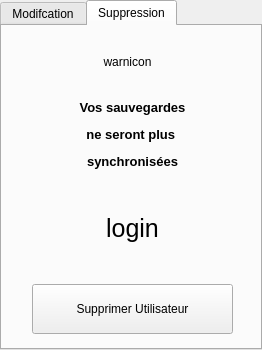
This is src/views/forms/userformdialog.ui in LP-ACPI/VerrouYEAH as Qt 5 draws it before an edit. The edited form follows.
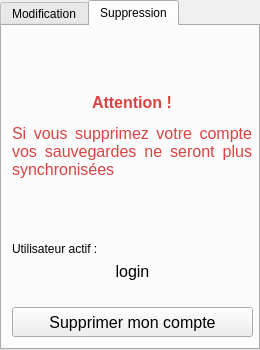
This is the edited form. The open tabs and pages were chosen to show the change.

```diff
--- a/src/views/forms/userformdialog.ui
+++ b/src/views/forms/userformdialog.ui
@@ -6,19 +6,19 @@
    <rect>
     <x>0</x>
     <y>0</y>
-    <width>262</width>
+    <width>260</width>
     <height>350</height>
    </rect>
   </property>
   <property name="minimumSize">
    <size>
-    <width>262</width>
+    <width>260</width>
     <height>350</height>
    </size>
   </property>
   <property name="maximumSize">
    <size>
-    <width>262</width>
+    <width>260</width>
     <height>350</height>
    </size>
   </property>
@@ -33,19 +33,25 @@
     <rect>
      <x>0</x>
      <y>0</y>
-     <width>262</width>
+     <width>260</width>
      <height>350</height>
     </rect>
    </property>
+   <property name="sizePolicy">
+    <sizepolicy hsizetype="Fixed" vsizetype="Fixed">
+     <horstretch>0</horstretch>
+     <verstretch>0</verstretch>
+    </sizepolicy>
+   </property>
    <property name="minimumSize">
     <size>
-     <width>262</width>
+     <width>260</width>
      <height>350</height>
     </size>
    </property>
    <property name="maximumSize">
     <size>
-     <width>262</width>
+     <width>260</width>
      <height>350</height>
     </size>
    </property>
@@ -54,7 +60,7 @@
    </property>
    <widget class="QWidget" name="modifyUser">
     <attribute name="title">
-     <string>Modifcation</string>
+     <string>Modification</string>
     </attribute>
     <widget class="QWidget" name="layoutWidget">
      <property name="geometry">
@@ -258,40 +264,71 @@
     </widget>
    </widget>
    <widget class="QWidget" name="deleteUser">
+    <property name="sizePolicy">
+     <sizepolicy hsizetype="Maximum" vsizetype="Preferred">
+      <horstretch>0</horstretch>
+      <verstretch>0</verstretch>
+     </sizepolicy>
+    </property>
+    <property name="maximumSize">
+     <size>
+      <width>260</width>
+      <height>16777215</height>
+     </size>
+    </property>
     <attribute name="title">
      <string>Suppression</string>
     </attribute>
-    <widget class="QLabel" name="warningIcon">
+    <widget class="QWidget" name="layoutWidget_2">
      <property name="geometry">
       <rect>
-       <x>90</x>
+       <x>10</x>
        <y>10</y>
-       <width>71</width>
-       <height>51</height>
-      </rect>
-     </property>
-     <property name="text">
-      <string>warnicon</string>
-     </property>
-     <property name="alignment">
-      <set>Qt::AlignCenter</set>
-     </property>
-    </widget>
-    <widget class="QWidget" name="layoutWidget">
-     <property name="geometry">
-      <rect>
-       <x>30</x>
-       <y>72</y>
-       <width>201</width>
-       <height>236</height>
+       <width>241</width>
+       <height>301</height>
       </rect>
      </property>
      <layout class="QVBoxLayout" name="verticalLayout_2">
       <property name="sizeConstraint">
-       <enum>QLayout::SetMaximumSize</enum>
+       <enum>QLayout::SetMinimumSize</enum>
       </property>
+      <item>
+       <spacer name="verticalSpacer_5">
+        <property name="orientation">
+         <enum>Qt::Vertical</enum>
+        </property>
+        <property name="sizeHint" stdset="0">
+         <size>
+          <width>20</width>
+          <height>40</height>
+         </size>
+        </property>
+       </spacer>
+      </item>
       <item>
        <widget class="QLabel" name="userInfo">
+        <property name="maximumSize">
+         <size>
+          <width>240</width>
+          <height>16777215</height>
+         </size>
+        </property>
+        <property name="baseSize">
+         <size>
+          <width>240</width>
+          <height>0</height>
+         </size>
+        </property>
+        <property name="font">
+         <font>
+          <pointsize>12</pointsize>
+          <weight>75</weight>
+          <bold>true</bold>
+         </font>
+        </property>
+        <property name="acceptDrops">
+         <bool>false</bool>
+        </property>
         <property name="styleSheet">
          <string notr="true">font-weight: bold
 </string>
@@ -300,13 +337,38 @@
          <string>&lt;!DOCTYPE HTML PUBLIC &quot;-//W3C//DTD HTML 4.0//EN&quot; &quot;http://www.w3.org/TR/REC-html40/strict.dtd&quot;&gt;
 &lt;html&gt;&lt;head&gt;&lt;meta name=&quot;qrichtext&quot; content=&quot;1&quot; /&gt;&lt;style type=&quot;text/css&quot;&gt;
 p, li { white-space: pre-wrap; }
-&lt;/style&gt;&lt;/head&gt;&lt;body style=&quot; font-family:'MS Shell Dlg 2'; font-size:8pt; font-weight:600; font-style:normal;&quot;&gt;
-&lt;p align=&quot;center&quot; style=&quot; margin-top:12px; margin-bottom:12px; margin-left:0px; margin-right:0px; -qt-block-indent:0; text-indent:0px;&quot;&gt;&lt;span style=&quot; font-family:'DejaVu Sans'; font-size:10pt;&quot;&gt;Vos sauvegardes&lt;/span&gt;&lt;/p&gt;
-&lt;p align=&quot;center&quot; style=&quot; margin-top:12px; margin-bottom:12px; margin-left:0px; margin-right:0px; -qt-block-indent:0; text-indent:0px;&quot;&gt;&lt;span style=&quot; font-family:'DejaVu Sans'; font-size:10pt;&quot;&gt;ne seront plus &lt;/span&gt;&lt;/p&gt;
-&lt;p align=&quot;center&quot; style=&quot; margin-top:12px; margin-bottom:12px; margin-left:0px; margin-right:0px; -qt-block-indent:0; text-indent:0px;&quot;&gt;&lt;span style=&quot; font-family:'DejaVu Sans'; font-size:10pt;&quot;&gt;synchronisées&lt;/span&gt;&lt;/p&gt;&lt;/body&gt;&lt;/html&gt;</string>
+&lt;/style&gt;&lt;/head&gt;&lt;body style=&quot; font-family:'Ubuntu'; font-size:12pt; font-weight:600; font-style:normal;&quot;&gt;
+&lt;p align=&quot;center&quot; style=&quot; margin-top:12px; margin-bottom:12px; margin-left:0px; margin-right:0px; -qt-block-indent:0; text-indent:0px;&quot;&gt;&lt;span style=&quot; font-family:'DejaVu Sans'; color:#dd4141;&quot;&gt;Attention !&lt;/span&gt;&lt;/p&gt;
+&lt;p align=&quot;justify&quot; style=&quot; margin-top:12px; margin-bottom:12px; margin-left:0px; margin-right:0px; -qt-block-indent:0; text-indent:0px;&quot;&gt;&lt;span style=&quot; font-family:'DejaVu Sans'; font-weight:400; color:#dd4141;&quot;&gt;Si vous supprimez votre compte &lt;/span&gt;&lt;span style=&quot; font-family:'DejaVu Sans'; font-weight:400; color:#dd4141;&quot;&gt;vos sauvegardes ne seront plus synchronisées &lt;/span&gt;&lt;/p&gt;&lt;/body&gt;&lt;/html&gt;</string>
+        </property>
+        <property name="scaledContents">
+         <bool>false</bool>
         </property>
         <property name="alignment">
-         <set>Qt::AlignCenter</set>
+         <set>Qt::AlignJustify|Qt::AlignVCenter</set>
+        </property>
+        <property name="wordWrap">
+         <bool>true</bool>
+        </property>
+       </widget>
+      </item>
+      <item>
+       <spacer name="verticalSpacer_2">
+        <property name="orientation">
+         <enum>Qt::Vertical</enum>
+        </property>
+        <property name="sizeHint" stdset="0">
+         <size>
+          <width>20</width>
+          <height>40</height>
+         </size>
+        </property>
+       </spacer>
+      </item>
+      <item>
+       <widget class="QLabel" name="label_3">
+        <property name="text">
+         <string>Utilisateur actif :</string>
         </property>
        </widget>
       </item>
@@ -315,11 +377,11 @@
         <property name="minimumSize">
          <size>
           <width>0</width>
-          <height>100</height>
+          <height>0</height>
          </size>
         </property>
         <property name="styleSheet">
-         <string notr="true">font-size:25px
+         <string notr="true">font-size:12pt
 	
 </string>
         </property>
@@ -331,6 +393,22 @@
         </property>
        </widget>
       </item>
+      <item>
+       <spacer name="verticalSpacer_4">
+        <property name="orientation">
+         <enum>Qt::Vertical</enum>
+        </property>
+        <property name="sizeType">
+         <enum>QSizePolicy::Fixed</enum>
+        </property>
+        <property name="sizeHint" stdset="0">
+         <size>
+          <width>20</width>
+          <height>20</height>
+         </size>
+        </property>
+       </spacer>
+      </item>
       <item>
        <widget class="QPushButton" name="deleteUserButton">
         <property name="sizePolicy">
@@ -342,11 +420,22 @@
         <property name="minimumSize">
          <size>
           <width>0</width>
-          <height>50</height>
+          <height>30</height>
          </size>
         </property>
+        <property name="maximumSize">
+         <size>
+          <width>16777215</width>
+          <height>16777215</height>
+         </size>
+        </property>
+        <property name="font">
+         <font>
+          <pointsize>12</pointsize>
+         </font>
+        </property>
         <property name="text">
-         <string>Supprimer Utilisateur</string>
+         <string>Supprimer mon compte</string>
         </property>
        </widget>
       </item>
```
Left out of the diff: 198 changed lines with no effect on the pictures.
